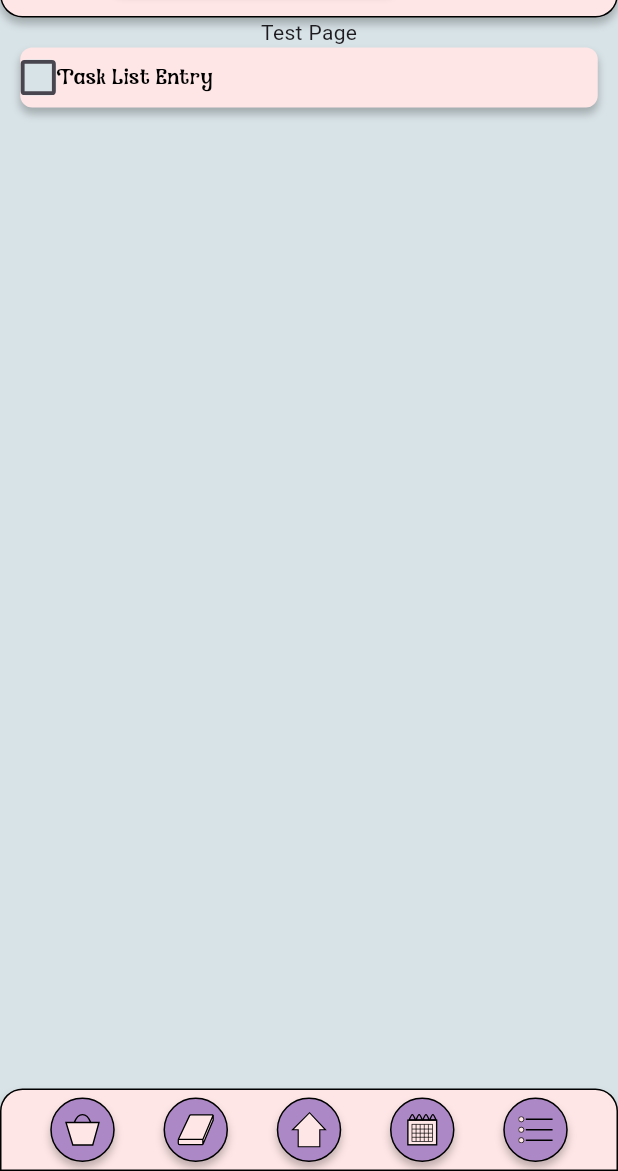
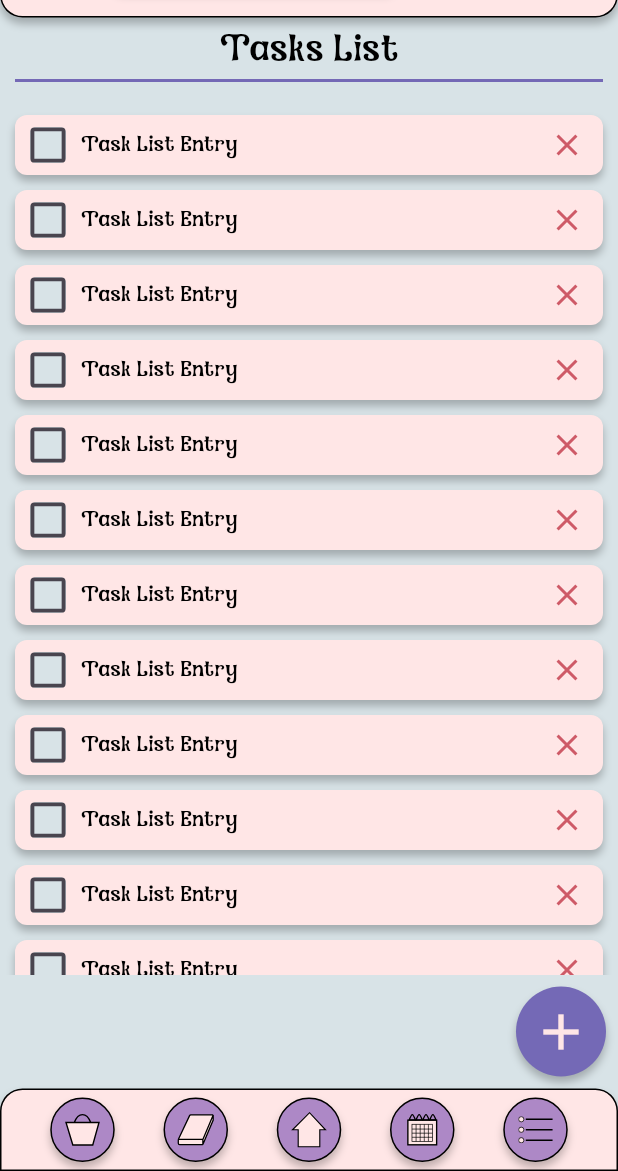
Before and after one commit to nspyrop03/hocus_focus, a Flutter app: the screen it shows after launch, on a phone screen of 412 x 824 dp, the part 65-1236 px from its top. Run offline on Flutter 3.47's test engine with Material 3 defaults, Android fonts, the phone set to English and light mode, and no system bars; our stand-ins replace flutter_svg.

Commit message:
Finished TaskListPage UI

```diff
--- a/lib/main.dart
+++ b/lib/main.dart
@@ -1,6 +1,7 @@
 import 'package:flutter/material.dart';
 import 'package:hocus_focus/screens/home_page.dart';
 import 'package:hocus_focus/screens/set_tasks_page.dart';
+import 'package:hocus_focus/screens/task_list_page.dart';
 import 'package:hocus_focus/screens/test_page.dart';
 import 'package:hocus_focus/screens/timer_page.dart';
 import 'package:hocus_focus/screens/welcome_page.dart';
@@ -23,7 +24,7 @@ class MyApp extends StatelessWidget {
         scaffoldBackgroundColor: MyColors.background,
         useMaterial3: true,
       ),
-      home: TestPage()//SetTasksPage()//WelcomePage()
+      home: TaskListPage()//TestPage()//SetTasksPage()//WelcomePage()
     );
   }
 }
--- /dev/null
+++ b/lib/screens/task_list_page.dart
@@ -0,0 +1,52 @@
+import 'package:flutter/material.dart';
+import 'package:hocus_focus/widgets/bar_widgets.dart';
+import 'package:hocus_focus/widgets/task_list_widgets.dart';
+import 'package:hocus_focus/widgets/welcome_widgets.dart';
+
+class TaskListPage extends StatelessWidget {
+  @override
+  Widget build(BuildContext context) {
+    return Scaffold(
+      body: Column(
+        mainAxisAlignment: MainAxisAlignment.center,
+        children: [
+          TopBarWidget(),
+          Expanded(
+              child: Column(
+            children: [
+              SizedBox(height: 10,),
+              PageTitleWidget(title: "Tasks List"),
+              SizedBox(height: 10,),
+              Expanded(
+                child: ListView.builder(
+                  padding: const EdgeInsets.symmetric(horizontal: 10),
+                  itemCount: 20,
+                  itemBuilder: (context, index) {
+                    return Padding(
+                      padding: const EdgeInsets.symmetric(vertical: 5.0),
+                      child: SizedBox(
+                        width: 385,
+                        height: 40,
+                        child: TaskListItemWidget(description: "Task List Entry", isDone: false)),
+                    );
+                  }
+                ),
+              ),
+              //TaskListItemWidget(description: "test", isDone: true),
+              Row(
+                mainAxisAlignment: MainAxisAlignment.end,
+                children: [
+                  Padding(
+                    padding: const EdgeInsets.all(8.0),
+                    child: PlusButtonWidget(),
+                  ),
+                ],
+              )
+            ],
+          )),
+        ],
+      ),
+      bottomNavigationBar: BottomBarWidget(),
+    );
+  }
+}
--- a/lib/screens/test_page.dart
+++ b/lib/screens/test_page.dart
@@ -27,7 +27,8 @@ class TestPage extends StatelessWidget {
               //TimerButtonWidget(isTimer: true),
               //StartStopButtonWidget(isPaused: true),
               //QuitButtonWidget(),
-              TaskListItemWidget(description: "Task List Entry", isDone: false)
+              TaskListItemWidget(description: "Task List Entry", isDone: false),
+              PlusButtonWidget()
             ],
           )),
         ],
--- a/lib/widgets/task_list_widgets.dart
+++ b/lib/widgets/task_list_widgets.dart
@@ -7,7 +7,8 @@ class TaskListItemWidget extends StatefulWidget {
   final String description;
   final bool isDone;
 
-  const TaskListItemWidget({super.key, required this.description, required this.isDone});
+  const TaskListItemWidget(
+      {super.key, required this.description, required this.isDone});
 
   @override
   State<TaskListItemWidget> createState() => _TaskListItemWidgetState();
@@ -33,8 +34,11 @@ class _TaskListItemWidgetState extends State<TaskListItemWidget> {
           boxShadow: [MyStyles.boxShadowBasic],
         ),
         child: Row(
+          mainAxisAlignment: MainAxisAlignment.spaceBetween,
           children: [
-          Container(
+            Padding(
+              padding: const EdgeInsets.symmetric(horizontal: 10.0),
+              child: Container(
                 width: 24,
                 height: 24,
                 decoration: BoxDecoration(
@@ -51,16 +55,39 @@ class _TaskListItemWidgetState extends State<TaskListItemWidget> {
                       });
                     },
                     activeColor: MyColors.accept,
-
                   ),
                 ),
               ),
-          Text(
+            ),
+            Expanded(child:Text(
               widget.description,
               style: MyStyles.magic14,
+            )),
+            IconButton(
+                onPressed: () {},
+                icon: Icon(Icons.close, color: MyColors.delete))
+          ],
+        ));
+  }
+}
+
+class PlusButtonWidget extends StatelessWidget {
+  @override
+  Widget build(BuildContext context) {
+    return Container(
+      width: 60,
+      height: 60,
+      decoration: BoxDecoration(
+        shape: BoxShape.circle,
+        boxShadow: [MyStyles.boxShadowBasic],
+        color: MyColors.details,
       ),
-        ],
-      )
+      child: IconButton(
+        onPressed: () {
+          print("Pressed PlusButton");
+        },
+        icon: Icon(Icons.add, color: MyColors.primary, size: 40),
+      ),
     );
   }
 }
```
Lines whose indentation alone changed are shown as unchanged.
